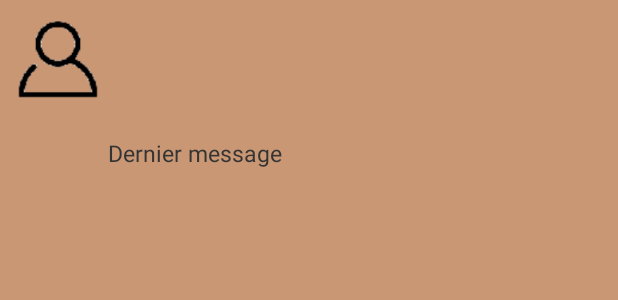
After one commit to Mel1ssa/Android, an Android app: the layout discussion_row.xml on its own in the app's theme, with its tools: preview values and no code run, on a phone screen of 412 x 824 dp. The commit adds this screen. Shown: the top 300 px of the screen. Run offline under Robolectric (Android 15) with nearby library versions, the phone set to English and light mode, and no system bars.

Commit message:
Envoie et reception de messages

```diff
--- a/app/src/main/java/com/example/mely/seemy_v11/MainUserActivity.java
+++ b/app/src/main/java/com/example/mely/seemy_v11/MainUserActivity.java
@@ -105,7 +105,7 @@ public class MainUserActivity extends AppCompatActivity {
                 fragment = new Profil(user);
                 break;
             case 2:
-                fragment = new Messages();
+                fragment = new Messages(user);
                 break;
             case 3:
                 fragment = new Deconnexion(user.getId());
--- a/app/src/main/java/com/example/mely/seemy_v11/SignupActivity.java
+++ b/app/src/main/java/com/example/mely/seemy_v11/SignupActivity.java
@@ -87,7 +87,6 @@ public class SignupActivity extends AppCompatActivity {
         if(_F.isChecked() )
             sexe="F";
         else
-        if(_H.isChecked())
             sexe="H";
 
         //création du compte en bd avec les infos si dessus
--- a/app/src/main/java/com/example/mely/seemy_v11/UpdateProfilBackground.java
+++ b/app/src/main/java/com/example/mely/seemy_v11/UpdateProfilBackground.java
@@ -200,13 +200,13 @@ public class UpdateProfilBackground extends AsyncTask {
                     int success = jObject.getInt("success");
 
                     if (success == 1) {
-                        Log.e("recup user","ty");
                         ret.put("success",Integer.toString(success));
                         JSONArray user = jObject.getJSONArray("utilisateur");
-                        String retour =" ";
+
 
                         for (int i = 0; i < user.length(); i++) {
                             JSONObject obj= user.getJSONObject(i);
+                            ret.put("Id",obj.getString("Id"));
                             ret.put("Pseudo",obj.getString("Pseudo"));
                             ret.put("Age",obj.getString("Age")+" ans");
                             if(obj.getString("Sexe").equals("H"))
--- /dev/null
+++ b/app/src/main/res/layout/discussion_row.xml
@@ -0,0 +1,89 @@
+<?xml version="1.0" encoding="utf-8"?>
+<RelativeLayout xmlns:android="http://schemas.android.com/apk/res/android"
+
+    android:layout_width="fill_parent"
+    android:layout_height="wrap_content"
+    android:orientation="horizontal"
+    android:padding="5dip" >
+    <!-- ListRow Left side Thumbnail image -->
+    <LinearLayout
+
+        android:id="@+id/ll1"
+        android:layout_width="wrap_content"
+        android:layout_height="wrap_content"
+        android:layout_alignParentLeft="true"
+        android:layout_marginRight="5dip"
+        android:padding="3dip">
+        <ImageView
+
+            android:id="@+id/user_photo"
+            android:contentDescription="@string/app_name"
+            android:layout_width="60dip"
+            android:layout_height="60dip"
+            android:src="@drawable/profil" />
+        <LinearLayout
+
+            android:id="@+id/ll2"
+            android:layout_width="wrap_content"
+            android:layout_height="wrap_content"
+            android:layout_alignParentLeft="true"
+            android:layout_marginRight="5dip"
+            android:padding="3dip"
+            android:orientation="vertical">
+
+
+            <TextView
+
+                android:id="@+id/user_profile_name"
+                android:layout_width="wrap_content"
+                android:layout_height="wrap_content"
+                android:layout_toRightOf="@+id/user_profile_photo"
+                android:layout_marginLeft="75dip"
+                android:layout_centerVertical="true"
+                android:paddingBottom ="10dip"
+                android:textColor="#040404"
+                android:textSize="25dip"
+                android:textStyle="bold"
+                android:typeface="sans" />
+            <TextView
+
+                android:id="@+id/hidden_id"
+                android:layout_width="wrap_content"
+                android:layout_height="wrap_content"
+                android:layout_toRightOf="@+id/user_profile_name"
+                android:layout_marginLeft="75dip"
+                android:layout_centerVertical="true"
+                android:paddingBottom ="10dip"
+                android:textColor="@android:color/transparent"
+                android:typeface="sans" />
+
+
+            <TextView
+
+                android:id="@+id/last_message"
+                android:layout_width="wrap_content"
+                android:layout_height="wrap_content"
+                android:layout_below="@+id/user_profile_name"
+                android:layout_alignLeft="@+id/user_profile_name"
+                android:paddingTop="5dip"
+                android:text="Dernier message"
+                android:layout_centerHorizontal="true"
+                android:textColor="#343434"
+                android:textSize="15dip" />
+            <TextView
+
+                android:id="@+id/user_age"
+                android:layout_width="wrap_content"
+                android:layout_height="wrap_content"
+                android:layout_below="@+id/user_profile_name"
+                android:layout_alignLeft="@+id/user_profile_name"
+                android:paddingTop="5dip"
+                android:layout_centerHorizontal="true"
+                android:textColor="#343434"
+                android:textSize="15dip" />
+
+
+
+        </LinearLayout>
+    </LinearLayout>
+</RelativeLayout>
```
Also changed, not shown: app/src/main/java/com/example/mely/seemy_v11/Acceuil.java (+13 -4 lines), app/src/main/java/com/example/mely/seemy_v11/ChatMessage.java (+17 -0 lines), app/src/main/java/com/example/mely/seemy_v11/MessageBackground.java (+129 -10 lines), app/src/main/java/com/example/mely/seemy_v11/MessageClass.java (+30 -2 lines), app/src/main/java/com/example/mely/seemy_v11/Messages.java (+64 -3 lines), app/src/main/res/layout/messages.xml (+43 -3 lines), app/src/main/res/layout/user_row.xml (+13 -0 lines).
